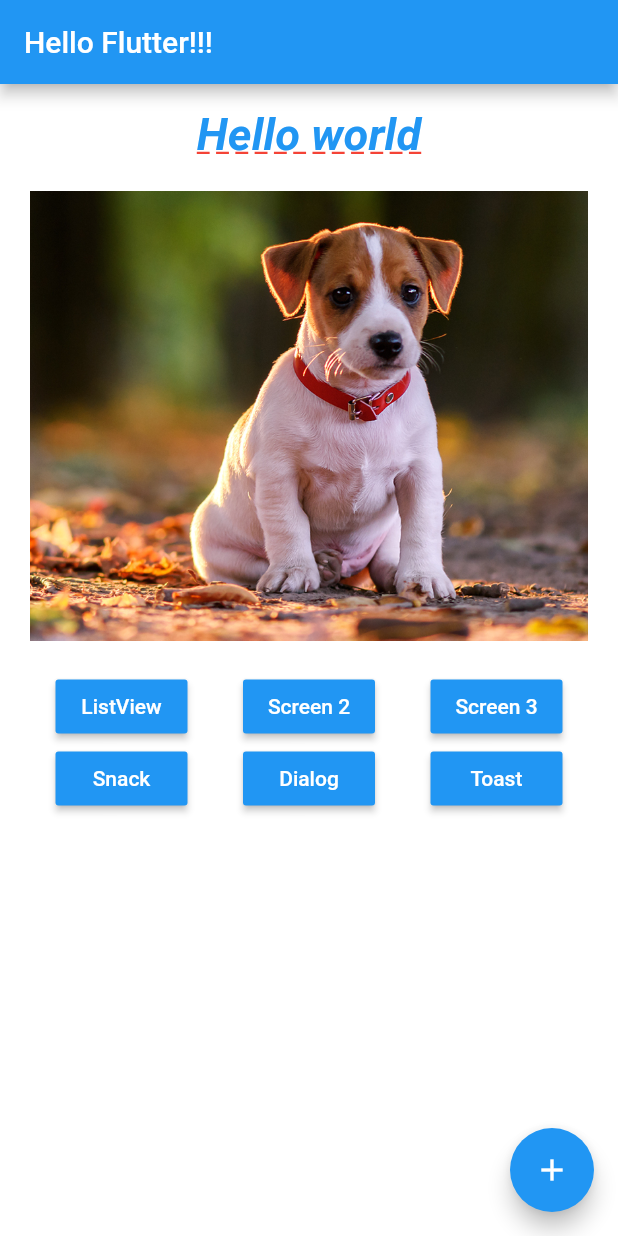
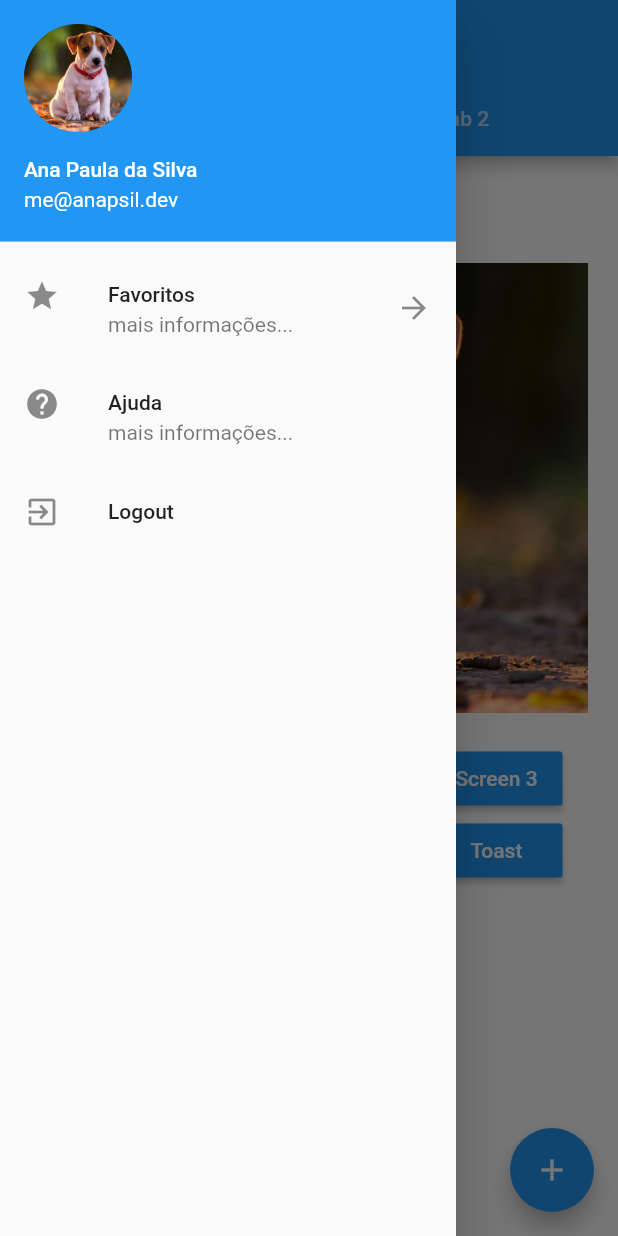
Before and after one commit to anapsil/hello_flutter, a Flutter app: the screen it shows after launch, with the side drawer open (before the commit the screen has no drawer), on a phone screen of 412 x 824 dp. Run offline on Flutter 3.47's test engine with Material 2 defaults, Android fonts, the phone set to English and light mode, and no system bars; our stand-ins replace fluttertoast.

Commit message:
Drawer and Tabs example

```diff
--- a/lib/home_page.dart
+++ b/lib/home_page.dart
@@ -4,23 +4,36 @@ import 'package:flutter_intro/screens/hello_screen2.dart';
 import 'package:flutter_intro/screens/hello_screen3.dart';
 import 'package:flutter_intro/utils/nav.dart';
 import 'package:flutter_intro/widgets/blue_button.dart';
+import 'package:flutter_intro/widgets/drawer_list.dart';
 import 'package:fluttertoast/fluttertoast.dart';
 
 class HomePage extends StatelessWidget {
   @override
   Widget build(BuildContext context) =>
-      Scaffold(
-        appBar: AppBar(
-          title: Text("Hello Flutter!!!"),
-          centerTitle: false,
+      DefaultTabController(
+        length: 2,
+        child: Scaffold(
+          appBar: AppBar(
+            title: Text("Hello Flutter!!!"),
+            centerTitle: false,
+            bottom: TabBar(tabs: [
+              Tab(text: "Tab 1",),
+              Tab(text: "Tab 2",),
+            ]),
+          ),
+          body: TabBarView(children: [
+            _body(),
+            _body(),
+          ]),
+          floatingActionButton: _fab(),
+          drawer: DrawerList(),
         ),
-        body: _body(),
-        floatingActionButton: FloatingActionButton(
-          onPressed: () {
-            print("Adicionar");
-          },
-          child: Icon(Icons.add),
-        ),
+      );
+
+  _fab() =>
+      FloatingActionButton(
+        onPressed: () => print("Adicionar"),
+        child: Icon(Icons.add),
       );
 
   _body() =>
--- /dev/null
+++ b/lib/widgets/drawer_list.dart
@@ -0,0 +1,49 @@
+import 'package:flutter/material.dart';
+
+class DrawerList extends StatelessWidget {
+  @override
+  Widget build(BuildContext context) {
+    return SafeArea(
+      child: Drawer(
+        child: ListView(
+          children: <Widget>[
+            UserAccountsDrawerHeader(
+              accountName: Text("Ana Paula da Silva"),
+              accountEmail: Text("me@anapsil.dev"),
+              currentAccountPicture: CircleAvatar(
+                backgroundImage: AssetImage("assets/images/dog1.png"),
+              ),
+            ),
+            ListTile(
+              leading: Icon(Icons.star),
+              title: Text("Favoritos"),
+              subtitle: Text("mais informações..."),
+              trailing: Icon(Icons.arrow_forward),
+              onTap: () {
+                print("Item 1");
+                Navigator.pop(context);
+              },
+            ),
+            ListTile(
+              leading: Icon(Icons.help),
+              title: Text("Ajuda"),
+              subtitle: Text("mais informações..."),
+              onTap: () {
+                print("Item 2");
+                Navigator.pop(context);
+              },
+            ),
+            ListTile(
+              leading: Icon(Icons.exit_to_app),
+              title: Text("Logout"),
+              onTap: () {
+                print("Item 3");
+                Navigator.pop(context);
+              },
+            ),
+          ],
+        ),
+      ),
+    );
+  }
+}
```
